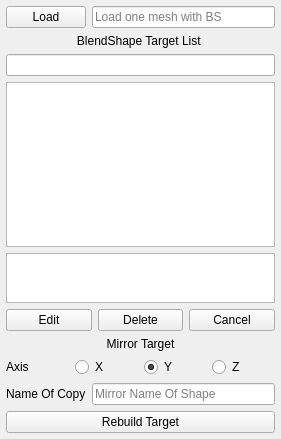
Above: Faith/moduleInstaller/Faith/modules/Faith/scripts/Faith/Tools/BS_Manager/UI/BS_List.ui from Faith0521/Faith_Proj before the change. Below: the same form after it.
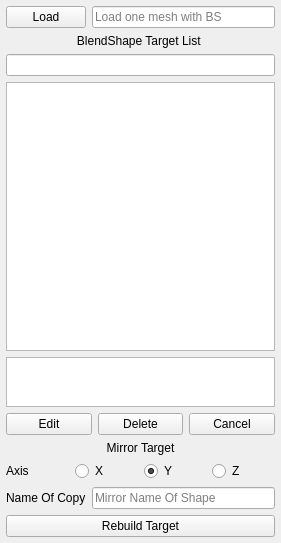
That is the form after the change. Custom widgets are drawn as their Qt base class.

What changed in the file:
```diff
--- a/Faith/moduleInstaller/Faith/modules/Faith/scripts/Faith/Tools/BS_Manager/UI/BS_List.ui
+++ b/Faith/moduleInstaller/Faith/modules/Faith/scripts/Faith/Tools/BS_Manager/UI/BS_List.ui
@@ -7,7 +7,7 @@
     <x>0</x>
     <y>0</y>
     <width>281</width>
-    <height>439</height>
+    <height>543</height>
    </rect>
   </property>
   <property name="windowTitle">
@@ -76,10 +76,10 @@
     <widget class="MLineEdit" name="search_le"/>
    </item>
    <item>
-    <widget class="QListView" name="target_list"/>
+    <widget class="QListWidget" name="target_list"/>
    </item>
    <item>
-    <widget class="DragQListView" name="inbetween_list">
+    <widget class="QListWidget" name="inbetween_list">
      <property name="maximumSize">
       <size>
        <width>1111111</width>
@@ -245,11 +245,6 @@
   </layout>
  </widget>
  <customwidgets>
-  <customwidget>
-   <class>DragQListView</class>
-   <extends>QListView</extends>
-   <header>Faith.Core.aboutUI</header>
-  </customwidget>
   <customwidget>
    <class>MPushButton</class>
    <extends>QPushButton</extends>
```
Left out of the diff: 4 changed lines with no effect on the pictures.
